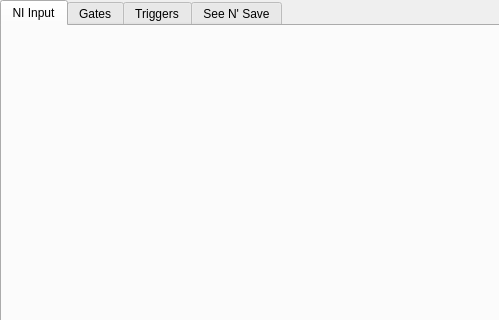
Before: the Qt Designer form Forms/ConfigureDialog.ui in billkarsh/SpikeGLX, drawn with Qt 5; both pictures show x 0 to 499 and y 0 to 320 of the 499 by 661 pixel window.
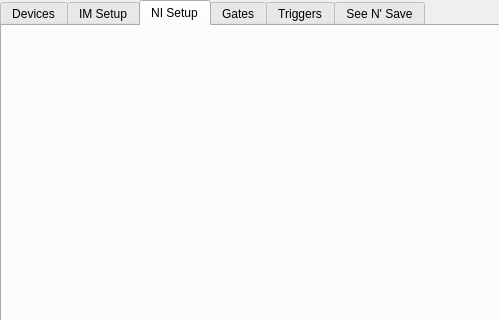
After: the same form once the commit is applied. The open tabs and pages were chosen to show the change. Icons and pictures are not drawn.

```diff
--- a/Forms/ConfigureDialog.ui
+++ b/Forms/ConfigureDialog.ui
@@ -88,9 +88,19 @@
    <property name="currentIndex">
     <number>0</number>
    </property>
+   <widget class="QWidget" name="devTab">
+    <attribute name="title">
+     <string>Devices</string>
+    </attribute>
+   </widget>
+   <widget class="QWidget" name="imTab">
+    <attribute name="title">
+     <string>IM Setup</string>
+    </attribute>
+   </widget>
    <widget class="QWidget" name="niTab">
     <attribute name="title">
-     <string>NI Input</string>
+     <string>NI Setup</string>
     </attribute>
    </widget>
    <widget class="QWidget" name="gateTab">
```
